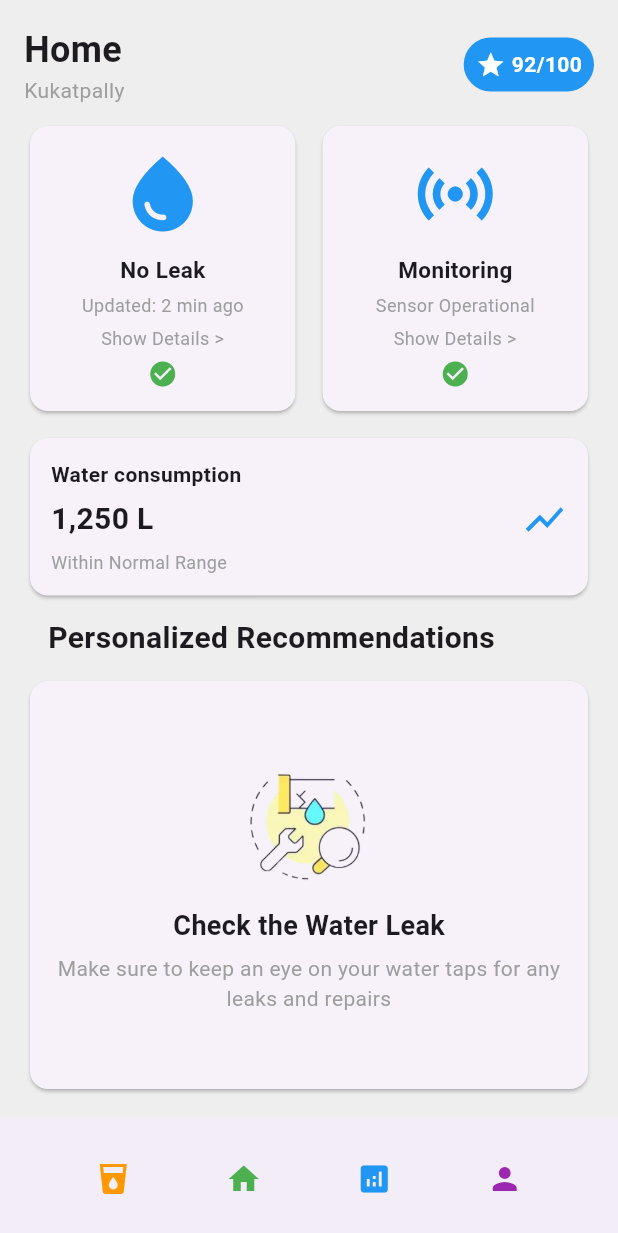
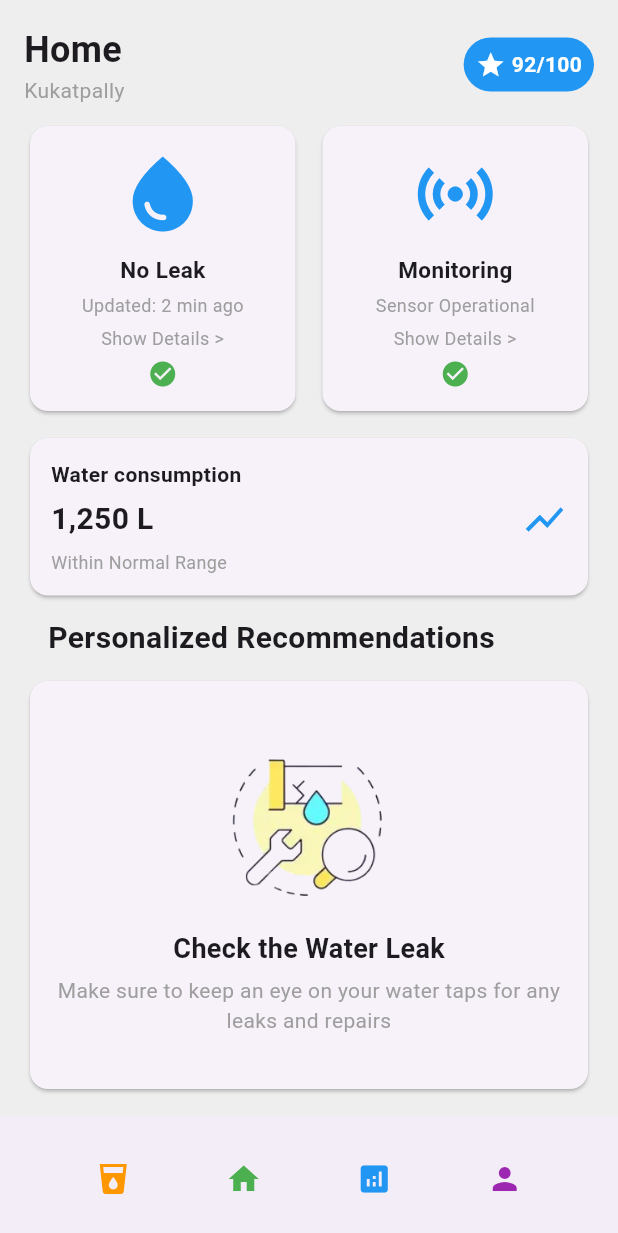
Before and after one commit to zxnb01/NeerSense, a Flutter app: the screen it shows after launch, on a phone screen of 412 x 824 dp. Shown: the top 1233 px of the screen. Run offline on Flutter 3.47's test engine with Material 3 defaults, Android fonts, the light colour scheme and no system bars; drawn by our look-alikes of carousel_slider; our stand-ins replace fl_chart, flutter_heatmap_calendar, syncfusion_flutter_gauges.

Commit message:
tipcard modification

```diff
--- a/lib/main.dart
+++ b/lib/main.dart
@@ -274,7 +274,7 @@ class WaterConservationTips extends StatelessWidget {
         child: Column(
           mainAxisAlignment: MainAxisAlignment.center,
           children: [
-            Image.asset(tip["image"]!, height: 100),
+            Image.asset(tip["image"]!, height: 130),
             SizedBox(height: 5),
             Text(tip["title"]!,
                 style: TextStyle(fontSize: 18, fontWeight: FontWeight.bold)),
```
